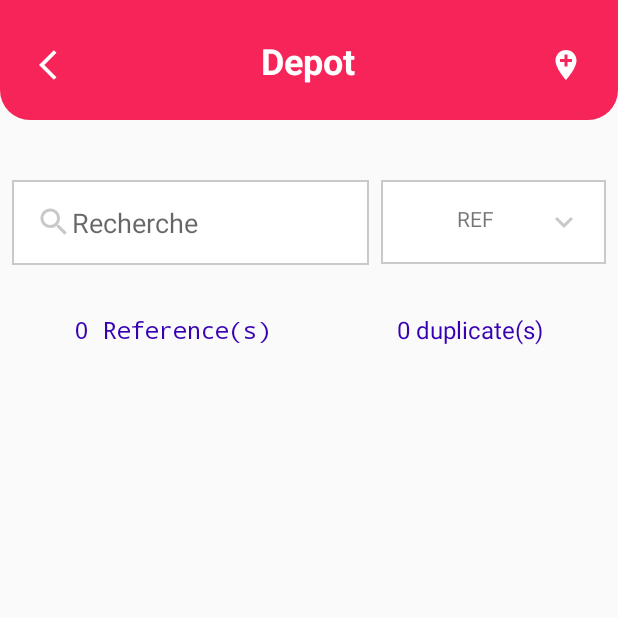
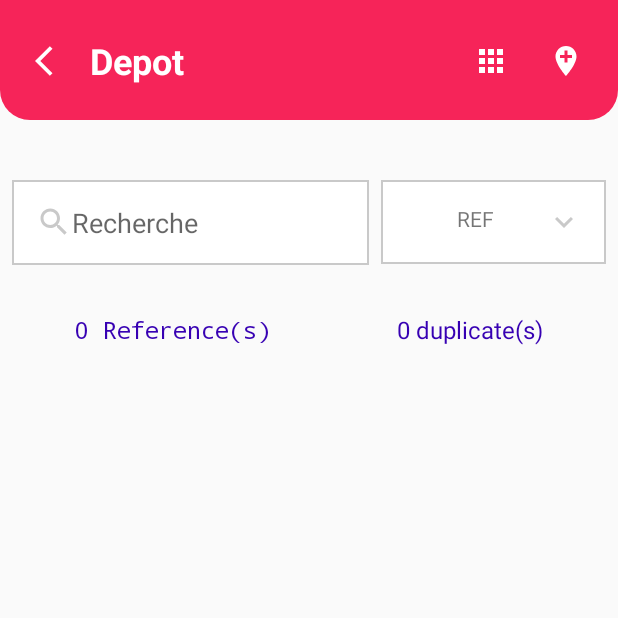
Before and after one commit to averroes96/HSStore, an Android app: the DepotActivity screen opened directly, with no data from a screen before it, on a phone screen of 412 x 824 dp, the top half of it. Run offline under Robolectric (Android 15) with nearby library versions, the phone set to English and light mode, and no system bars; 1 statement that could not run was skipped.

Commit message:
Positions Activity

```diff
--- a/app/src/main/java/com/averroes/hsstock/activities/DepotActivity.java
+++ b/app/src/main/java/com/averroes/hsstock/activities/DepotActivity.java
@@ -13,12 +13,9 @@ import android.os.Bundle;
 import android.text.Editable;
 import android.text.TextWatcher;
 import android.view.View;
-import android.widget.AdapterView;
-import android.widget.ArrayAdapter;
 import android.widget.EditText;
 import android.widget.ImageButton;
 import android.widget.ImageView;
-import android.widget.Spinner;
 import android.widget.TextView;
 import android.widget.Toast;
 
@@ -31,7 +28,7 @@ import java.util.ArrayList;
 
 public class DepotActivity extends AppCompatActivity {
 
-    private ImageButton backBtn,addLocationBtn;
+    private ImageButton backBtn,addLocationBtn,positionsBtn;
     private EditText searchET;
     private RecyclerView locationsRV;
     private ImageView empty;
@@ -61,6 +58,7 @@ public class DepotActivity extends AppCompatActivity {
         countTV =  findViewById(R.id.countTV);
         duplicateTV = findViewById(R.id.duplicateTV);
         filterTV = findViewById(R.id.filterTV);
+        positionsBtn = findViewById(R.id.positionsBtn);
 
         dbHandler = new DBHandler(this);
         depots = new ArrayList<>();
@@ -69,6 +67,15 @@ public class DepotActivity extends AppCompatActivity {
             @Override
             public void onClick(View view) {
                 onBackPressed();
+            }
+        });
+
+        positionsBtn.setOnClickListener(new View.OnClickListener() {
+            @Override
+            public void onClick(View view) {
+                startActivityForResult(
+                        new Intent(DepotActivity.this, PositionsActivity.class),
+                        3);
             }
         });
 
--- /dev/null
+++ b/app/src/main/res/drawable/ic_positions_white.xml
@@ -0,0 +1,5 @@
+<vector android:height="24dp" android:tint="#FFFFFF"
+    android:viewportHeight="24" android:viewportWidth="24"
+    android:width="24dp" xmlns:android="http://schemas.android.com/apk/res/android">
+    <path android:fillColor="@android:color/white" android:pathData="M4,8h4L8,4L4,4v4zM10,20h4v-4h-4v4zM4,20h4v-4L4,16v4zM4,14h4v-4L4,10v4zM10,14h4v-4h-4v4zM16,4v4h4L20,4h-4zM10,8h4L14,4h-4v4zM16,14h4v-4h-4v4zM16,20h4v-4h-4v4z"/>
+</vector>
--- a/app/src/main/res/layout/activity_depot.xml
+++ b/app/src/main/res/layout/activity_depot.xml
@@ -24,37 +24,43 @@
                 android:id="@+id/textView"
                 android:layout_width="wrap_content"
                 android:layout_height="wrap_content"
-                android:text="Depot"
+                android:text="@string/store"
                 android:textColor="@color/colorWhite"
                 android:textSize="24sp"
                 android:textStyle="bold"
                 app:layout_constraintBottom_toBottomOf="parent"
-                app:layout_constraintEnd_toEndOf="parent"
                 app:layout_constraintHorizontal_bias="0.497"
-                app:layout_constraintStart_toStartOf="parent"
+                app:layout_constraintStart_toEndOf="@+id/backBtn"
                 app:layout_constraintTop_toTopOf="parent" />
+
+            <ImageButton
+                android:id="@+id/positionsBtn"
+                android:layout_width="50dp"
+                android:layout_height="50dp"
+                android:background="@null"
+                app:layout_constraintBottom_toBottomOf="parent"
+                app:layout_constraintEnd_toStartOf="@+id/addLocationBtn"
+                app:layout_constraintHorizontal_bias="1.0"
+                app:layout_constraintTop_toTopOf="parent"
+                app:srcCompat="@drawable/ic_positions_white" />
 
             <ImageButton
                 android:id="@+id/addLocationBtn"
                 android:layout_width="50dp"
                 android:layout_height="50dp"
-                android:layout_marginTop="8dp"
                 android:background="@null"
+                app:layout_constraintBottom_toBottomOf="parent"
                 app:layout_constraintEnd_toEndOf="parent"
                 app:layout_constraintHorizontal_bias="1.0"
-                app:layout_constraintStart_toStartOf="parent"
                 app:layout_constraintTop_toTopOf="parent"
-                app:srcCompat="@drawable/ic_baseline_add_location_24"
-                tools:ignore="VectorDrawableCompat" />
+                app:srcCompat="@drawable/ic_baseline_add_location_24" />
 
             <ImageButton
                 android:id="@+id/backBtn"
                 android:layout_width="50dp"
                 android:layout_height="50dp"
-                android:layout_marginTop="8dp"
                 android:background="@null"
-                app:layout_constraintEnd_toEndOf="parent"
-                app:layout_constraintHorizontal_bias="0.008"
+                app:layout_constraintBottom_toBottomOf="parent"
                 app:layout_constraintStart_toStartOf="parent"
                 app:layout_constraintTop_toTopOf="parent"
                 app:srcCompat="@drawable/ic_back_white"
--- a/app/src/main/res/values/strings.xml
+++ b/app/src/main/res/values/strings.xml
@@ -11,8 +11,10 @@
     <string name="references">References (séparer par virgule)</string>
     <string name="position">Position</string>
     <string name="filter_criteria">Filtrage par rapport :</string>
+    <string name="store">Depot</string>
+    <string name="positions">Les positions</string>
     <string-array name="filter_types">
-        <item name ="ref">REF</item>
+        <item name="ref">REF</item>
         <item name="pos">POS</item>
     </string-array>
 </resources>
```
Also changed, not shown: app/src/main/AndroidManifest.xml (+5 -2 lines), app/src/main/java/com/averroes/hsstock/activities/PositionsActivity.java (added, +57 -0 lines), app/src/main/res/layout/activity_positions.xml (added, +97 -0 lines).
